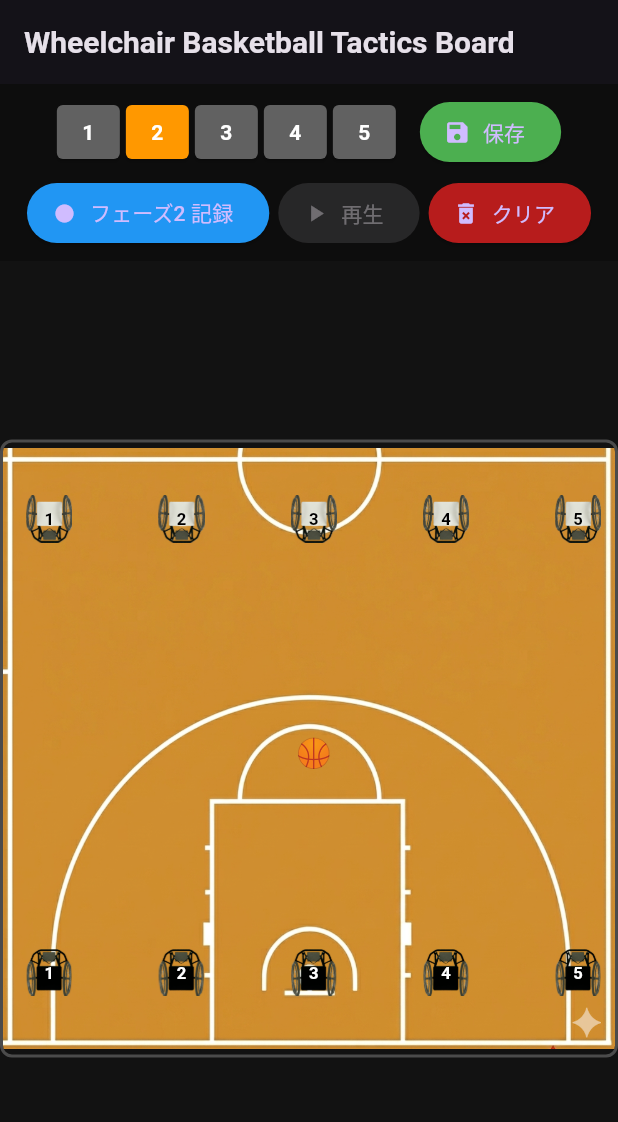
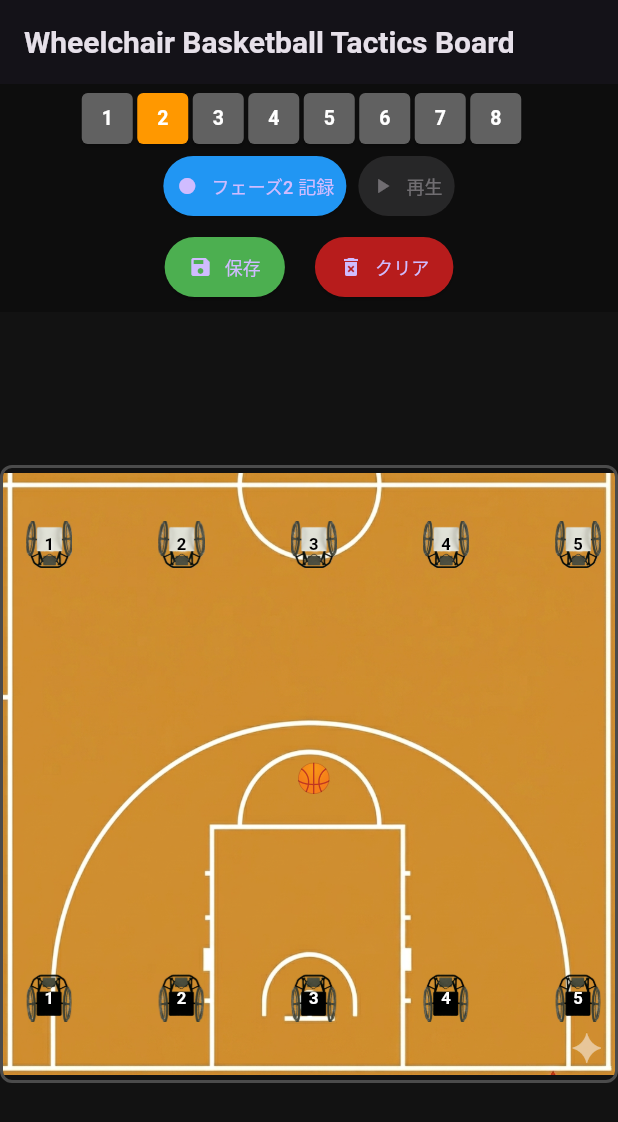
Before and after one commit to a-onodera-maker/coaching-board, a Flutter app: the screen it shows after launch, after a tap on an icon or button, on a phone screen of 412 x 824 dp. Shown: the top 1122 px of the screen. Run offline on Flutter 3.47's test engine with Material 3 defaults, Android fonts, the phone set to English and light mode, and no system bars.

Commit message:
update:クネクネ

```diff
--- a/lib/main.dart
+++ b/lib/main.dart
@@ -21,6 +21,12 @@ class WheelchairTacticsApp extends StatelessWidget {
   }
 }
 
+class PositionFrame {
+  final Offset position;
+  final double angle;
+  PositionFrame({required this.position, required this.angle});
+}
+
 class BoardPiece {
   final String id;
   final String label;
@@ -30,17 +36,31 @@ class BoardPiece {
   Offset position;
   double angle;
 
+  // 各フェーズごとの軌跡データを保持するマップ (キー: phaseId)
+  Map<int, List<PositionFrame>> phaseTrails = {};
+  // そのフェーズで過去に動かしたことがあるか
+  Map<int, bool> isRecordedInPhase = {};
+
   BoardPiece({
     required this.id,
-    required this.label, // 💡 タイプエラーの原因だった箇所を修正しました
+    required this.label,
     required this.color,
     this.isBall = false,
     required this.imagePath,
     required this.position,
     this.angle = 0.0,
-  });
+    Map<int, List<PositionFrame>>? phaseTrails,
+    Map<int, bool>? isRecordedInPhase,
+  }) {
+    this.phaseTrails = phaseTrails ?? {};
+    this.isRecordedInPhase = isRecordedInPhase ?? {};
+  }
 
   BoardPiece clone() {
+    final Map<int, List<PositionFrame>> clonedTrails = {};
+    phaseTrails.forEach((key, value) {
+      clonedTrails[key] = List<PositionFrame>.from(value);
+    });
     return BoardPiece(
       id: id,
       label: label,
@@ -49,6 +69,8 @@ class BoardPiece {
       imagePath: imagePath,
       position: Offset(position.dx, position.dy),
       angle: angle,
+      phaseTrails: clonedTrails,
+      isRecordedInPhase: Map<int, bool>.from(isRecordedInPhase),
     );
   }
 }
@@ -69,10 +91,11 @@ class _TacticsBoardScreenState extends State<TacticsBoardScreen> {
   bool isPlaying = false;
   bool isInitialPositionSaved = false;
 
-  int animationSpeedMs = 1500;
-  double _baseAngle = 0.0;
+  int playbackSpeedMs = 20;
+  bool _isLayoutCalculated = false;
+  bool _isDragging = false;
 
-  bool _isLayoutCalculated = false;
+  String? _currentlyActivePieceId;
 
   @override
   void initState() {
@@ -82,32 +105,15 @@ class _TacticsBoardScreenState extends State<TacticsBoardScreen> {
 
   void _setupDummyPositions() {
     pieces.clear();
-    // 共通の白い車椅子画像に、ループで1〜5の文字を自動で割り振ります
     for (int i = 0; i < 5; i++) {
-      pieces.add(BoardPiece(
-        id: 'white_$i',
-        label: '${i + 1}',
-        color: Colors.white,
-        imagePath: 'assets/wheelchair_white.png',
-        position: Offset.zero
-      ));
+      pieces.add(BoardPiece(id: 'white_$i', label: '${i + 1}', color: Colors.white, imagePath: 'assets/wheelchair_white.png', position: Offset.zero));
     }
-    // ボール
     pieces.add(BoardPiece(id: 'ball', label: '', color: Colors.orange, isBall: true, imagePath: '', position: Offset.zero));
-
-    // 共通の黒い車椅子画像に、ループで1〜5の文字を自動で割り振ります
     for (int i = 0; i < 5; i++) {
-      pieces.add(BoardPiece(
-        id: 'black_$i',
-        label: '${i + 1}',
-        color: Colors.black,
-        imagePath: 'assets/wheelchair_black.png',
-        position: Offset.zero
-      ));
+      pieces.add(BoardPiece(id: 'black_$i', label: '${i + 1}', color: Colors.black, imagePath: 'assets/wheelchair_black.png', position: Offset.zero));
     }
   }
 
-  // 白線に合わせて左右対称に5等分する関数
   void _arrangePiecesToFitScreen(double courtWidth, double courtHeight) {
     final pieceSize = courtWidth / 14;
     final leftStartX = 15.0;
@@ -116,23 +122,26 @@ class _TacticsBoardScreenState extends State<TacticsBoardScreen> {
 
     for (int i = 0; i < 5; i++) {
       final xPosition = leftStartX + (i * spacing);
-
-      // 味方5台（白）：上側（コート奥）
+      // 白チーム（元々上向き）
       pieces[i].position = Offset(xPosition, 35.0);
       pieces[i].angle = 0.0;
+      pieces[i].phaseTrails.clear();
+      pieces[i].isRecordedInPhase.clear();
 
-      // 敵5台（黒）：下側（コート手前）
+      // 黒チーム（💡 画像自体が最初から下向きなので、角度は0.0のまま配置します）
       pieces[6 + i].position = Offset(xPosition, courtHeight - pieceSize - 45.0);
       pieces[6 + i].angle = 0.0;
+      pieces[6 + i].phaseTrails.clear();
+      pieces[6 + i].isRecordedInPhase.clear();
     }
 
-    // ボールの配置
     final ballSize = pieceSize;
     final ballX = (courtWidth / 2) - (ballSize / 2);
     final ballY = (courtHeight / 2) - (ballSize / 2);
-
     pieces[5].position = Offset(ballX, ballY);
     pieces[5].angle = 0.0;
+    pieces[5].phaseTrails.clear();
+    pieces[5].isRecordedInPhase.clear();
   }
 
   void _resetToDefaultPositions(double courtWidth, double courtHeight) {
@@ -158,18 +167,39 @@ class _TacticsBoardScreenState extends State<TacticsBoardScreen> {
   void _toggleRecording() {
     setState(() {
       if (isRecording) {
+        isRecording = false;
+        _currentlyActivePieceId = null;
+
+        int maxLen = 0;
+        for (var p in pieces) {
+          final trail = p.phaseTrails[currentPhase];
+          if (trail != null && trail.length > maxLen) {
+            maxLen = trail.length;
+          }
+        }
+        if (maxLen == 0) maxLen = 1;
+
+        for (var p in pieces) {
+          if (!p.phaseTrails.containsKey(currentPhase) || p.phaseTrails[currentPhase]!.isEmpty) {
+            p.phaseTrails[currentPhase] = List.generate(maxLen, (_) => PositionFrame(position: p.position, angle: p.angle));
+          } else {
+            final trail = p.phaseTrails[currentPhase]!;
+            final lastFrame = trail.last;
+            while (trail.length < maxLen) {
+              trail.add(PositionFrame(position: lastFrame.position, angle: lastFrame.angle));
+            }
+          }
+        }
+
         history[currentPhase] = pieces.map((p) => p.clone()).toList();
+
         ScaffoldMessenger.of(context).showSnackBar(
-          SnackBar(content: Text('フェーズ $currentPhase の動きを記憶しました')),
+          SnackBar(content: Text('フェーズ $currentPhase に動きを上乗せ記録しました')),
         );
-        isRecording = false;
       } else {
         if (currentPhase == 1 && !isInitialPositionSaved) {
           history[0] = pieces.map((p) => p.clone()).toList();
           isInitialPositionSaved = true;
-          ScaffoldMessenger.of(context).showSnackBar(
-            const SnackBar(content: Text('⚽️ 最初のスタート配置（初期位置）を固定しました')),
-          );
         }
         isRecording = true;
       }
@@ -178,24 +208,38 @@ class _TacticsBoardScreenState extends State<TacticsBoardScreen> {
 
   void _playSimulation() async {
     if (!isInitialPositionSaved || history.isEmpty) return;
-
     setState(() => isPlaying = true);
 
     if (history.containsKey(0)) {
       setState(() {
         pieces = history[0]!.map((p) => p.clone()).toList();
       });
-      await Future.delayed(Duration(milliseconds: animationSpeedMs + 200));
+      await Future.delayed(const Duration(milliseconds: 300));
     }
 
-    for (int phase = 1; phase <= 5; phase++) {
+    for (int phase = 1; phase <= 8; phase++) {
       if (history.containsKey(phase)) {
         if (!mounted) return;
+        setState(() => currentPhase = phase);
+
+        final phasePieces = history[phase]!;
+        int maxSteps = phasePieces.first.phaseTrails[phase]?.length ?? 0;
+
+        for (int step = 0; step < maxSteps; step++) {
+          if (!mounted) return;
           setState(() {
-          currentPhase = phase;
-          pieces = history[phase]!.map((p) => p.clone()).toList();
+            for (int i = 0; i < pieces.length; i++) {
+              final targetPiece = phasePieces[i];
+              final trail = targetPiece.phaseTrails[phase];
+              if (trail != null && step < trail.length) {
+                pieces[i].position = trail[step].position;
+                pieces[i].angle = trail[step].angle;
+              }
+            }
           });
-        await Future.delayed(Duration(milliseconds: animationSpeedMs + 500));
+          await Future.delayed(Duration(milliseconds: playbackSpeedMs));
+        }
+        await Future.delayed(const Duration(milliseconds: 200));
       }
     }
 
@@ -207,23 +251,21 @@ class _TacticsBoardScreenState extends State<TacticsBoardScreen> {
   Widget build(BuildContext context) {
     return Scaffold(
       appBar: AppBar(
-        title: const Text('Wheelchair Basketball Tactics Board',
-        style: TextStyle(fontSize: 20,
-        fontWeight: FontWeight.bold,
-          ),
+        title: const Text(
+          'Wheelchair Basketball Tactics Board',
+          style: TextStyle(fontSize: 20, fontWeight: FontWeight.bold),
         ),
       ),
       body: SafeArea(
         child: LayoutBuilder(
           builder: (context, mainConstraints) {
-            final availableHeight = mainConstraints.maxHeight - 60;
-
+            final availableHeight = mainConstraints.maxHeight - 110;
             double courtWidth = mainConstraints.maxWidth;
             double courtHeight = courtWidth;
 
             if (courtHeight > availableHeight) {
               courtHeight = availableHeight;
-              courtWidth = courtHeight ;
+              courtWidth = courtHeight;
             }
 
             if (!_isLayoutCalculated) {
@@ -235,82 +277,90 @@ class _TacticsBoardScreenState extends State<TacticsBoardScreen> {
 
             return Column(
               children: [
-                // 1. 上部コントローラー
                 Container(
-                  padding: const EdgeInsets.all(8.0),
+                  padding: const EdgeInsets.symmetric(vertical: 6.0, horizontal: 8.0),
                   color: Colors.black26,
                   width: double.infinity,
-                  child: Wrap(
+                  child: Column(
+                    children: [
+                      Wrap(
                         alignment: WrapAlignment.center,
                         crossAxisAlignment: WrapCrossAlignment.center,
-                    spacing: 6.0,
-                    runSpacing: 6.0,
+                        spacing: 8.0,
+                        runSpacing: 4.0,
                         children: [
                           Wrap(
-                        spacing: 4.0,
+                            spacing: 3.0,
                             children: [
-                          for (int i = 1; i <= 5; i++)
+                              for (int i = 1; i <= 8; i++)
                                 SizedBox(
-                              width: 42,
-                              height: 36,
+                                  width: 34,
+                                  height: 34,
                                   child: ElevatedButton(
                                     style: ElevatedButton.styleFrom(
                                       padding: EdgeInsets.zero,
                                       backgroundColor: currentPhase == i ? Colors.orange : Colors.grey[700],
                                       foregroundColor: Colors.white,
-                                  shape: RoundedRectangleBorder(
-                                    borderRadius: BorderRadius.circular(4),
-                                  ),
+                                      shape: RoundedRectangleBorder(borderRadius: BorderRadius.circular(4)),
                                     ),
                                     onPressed: isPlaying ? null : () {
                                       setState(() {
                                         currentPhase = i;
                                         if (history.containsKey(i)) {
                                           pieces = history[i]!.map((p) => p.clone()).toList();
+                                        } else {
+                                          for (var p in pieces) {
+                                            p.phaseTrails.remove(i);
+                                            p.isRecordedInPhase.remove(i);
+                                          }
                                         }
                                       });
                                     },
-                                child: Text('$i', style: const TextStyle(fontWeight: FontWeight.bold)),
+                                    child: Text('$i', style: const TextStyle(fontSize: 13, fontWeight: FontWeight.bold)),
                                   ),
                                 ),
                             ],
                           ),
-                      const SizedBox(width: 4),
-                      ElevatedButton.icon(
-                        style: ElevatedButton.styleFrom(backgroundColor: Colors.green),
-                        onPressed: () {
-                          ScaffoldMessenger.of(context).showSnackBar(
-                            const SnackBar(content: Text('作戦を保存しました')),
-                          );
-                        },
-                        icon: const Icon(Icons.save, size: 18),
-                        label: const Text('保存'),
-                      ),
+                          const SizedBox(width: 2),
                           ElevatedButton.icon(
                             onPressed: isPlaying ? null : _toggleRecording,
-                        icon: Icon(isRecording ? Icons.stop : Icons.fiber_manual_record, size: 18),
-                        label: Text(isRecording ? 'ストップ' : 'フェーズ$currentPhase 記録'),
-                        style: ElevatedButton.styleFrom(
-                          backgroundColor: isRecording ? Colors.red : Colors.blue,
-                        ),
+                            icon: Icon(isRecording ? Icons.stop : Icons.fiber_manual_record, size: 16),
+                            label: Text(isRecording ? 'ストップ' : 'フェーズ$currentPhase 記録', style: const TextStyle(fontSize: 12)),
+                            style: ElevatedButton.styleFrom(backgroundColor: isRecording ? Colors.red : Colors.blue, padding: const EdgeInsets.symmetric(horizontal: 8)),
                           ),
                           ElevatedButton.icon(
                             onPressed: isRecording || !isInitialPositionSaved ? null : _playSimulation,
-                        icon: const Icon(Icons.play_arrow, size: 18),
-                        label: const Text('再生'),
-                        style: ElevatedButton.styleFrom(backgroundColor: Colors.yellowAccent),
+                            icon: const Icon(Icons.play_arrow, size: 16),
+                            label: const Text('再生', style: TextStyle(fontSize: 12)),
+                            style: ElevatedButton.styleFrom(backgroundColor: Colors.yellowAccent, foregroundColor: Colors.black, padding: const EdgeInsets.symmetric(horizontal: 8)),
+                          ),
+                        ],
+                      ),
+                      const SizedBox(height: 6),
+                      Wrap(
+                        alignment: WrapAlignment.center,
+                        spacing: 20.0,
+                        children: [
+                          ElevatedButton.icon(
+                            style: ElevatedButton.styleFrom(backgroundColor: Colors.green, padding: const EdgeInsets.symmetric(horizontal: 16)),
+                            onPressed: () {
+                              ScaffoldMessenger.of(context).showSnackBar(const SnackBar(content: Text('作戦を保存しました')));
+                            },
+                            icon: const Icon(Icons.save, size: 16),
+                            label: const Text('保存', style: TextStyle(fontSize: 12)),
                           ),
                           ElevatedButton.icon(
-                        style: ElevatedButton.styleFrom(backgroundColor: Colors.red[900]),
+                            style: ElevatedButton.styleFrom(backgroundColor: Colors.red[900], padding: const EdgeInsets.symmetric(horizontal: 16)),
                             onPressed: isPlaying ? null : () => _clearAllDataAndReset(courtWidth, courtHeight),
-                        icon: const Icon(Icons.delete_forever, size: 18),
-                        label: const Text('クリア'),
+                            icon: const Icon(Icons.delete_forever, size: 16),
+                            label: const Text('クリア', style: TextStyle(fontSize: 12)),
+                          ),
+                        ],
                       ),
                     ],
                   ),
                 ),
 
-                // 2. メインエリア：ハーフコートと駒
                 Expanded(
                   child: Center(
                     child: Container(
@@ -332,9 +382,7 @@ class _TacticsBoardScreenState extends State<TacticsBoardScreen> {
                                 errorBuilder: (context, error, stackTrace) {
                                   return Container(
                                     color: const Color(0xFF1E3A1E),
-                                    child: const Center(
-                                      child: Text('ハーフコート画像が見つかりません', style: TextStyle(color: Colors.grey)),
-                                    ),
+                                    child: const Center(child: Text('ハーフコート画像が見つかりません', style: TextStyle(color: Colors.grey))),
                                   );
                                 },
                               ),
@@ -342,49 +390,75 @@ class _TacticsBoardScreenState extends State<TacticsBoardScreen> {
                           ),
 
                           ...pieces.map((piece) {
-                            final currentDuration = isPlaying
-                                ? Duration(milliseconds: animationSpeedMs)
-                                : Duration.zero;
+                            final currentDuration = (_isDragging || isPlaying || isRecording)
+                                ? Duration.zero
+                                : const Duration(milliseconds: 200);
 
                             return AnimatedPositioned(
                               key: ValueKey(piece.id),
                               duration: currentDuration,
-                              curve: Curves.easeInOut,
+                              curve: Curves.linear,
                               left: piece.position.dx,
                               top: piece.position.dy,
                               child: GestureDetector(
-                                onScaleStart: (details) {
-                                  _baseAngle = piece.angle;
-                                },
-                                onScaleUpdate: (details) {
-                                  if (isPlaying) return;
+                                onPanStart: isPlaying ? null : (details) {
                                   setState(() {
-                                    if (details.pointerCount > 1) {
-                                      piece.angle = _baseAngle + details.rotation;
-                                    } else {
-                                      double nextX = piece.position.dx + details.focalPointDelta.dx;
-                                      double nextY = piece.position.dy + details.focalPointDelta.dy;
-
-                                      nextX = nextX.clamp(0.0, courtWidth - pieceSize);
-                                      nextY = nextY.clamp(0.0, courtHeight - pieceSize);
-
-                                      piece.position = Offset(nextX, nextY);
+                                    _isDragging = true;
+                                    if (isRecording) {
+                                      _currentlyActivePieceId = piece.id;
+                                      piece.isRecordedInPhase[currentPhase] = true;
+                                      piece.phaseTrails[currentPhase] = [];
                                     }
                                   });
                                 },
-                                onScaleEnd: (details) {
+                                // （前後の共通部分はそのまま、 GestureDetector 内の onPanUpdate のみ修正しています）
+
+                                onPanUpdate: isPlaying ? null : (details) {
+                                  setState(() {
+                                    final deltaX = details.delta.dx;
+                                    final deltaY = details.delta.dy;
+
+                                    if (piece.isBall) {
+                                      double nextX = piece.position.dx + deltaX;
+                                      double nextY = piece.position.dy + deltaY;
+                                      nextX = nextX.clamp(0.0, courtWidth - pieceSize);
+                                      nextY = nextY.clamp(0.0, courtHeight - pieceSize);
+                                      piece.position = Offset(nextX, nextY);
+                                    }
+                                    else {
+                                      // 💡 ドラッグで動かした「進行方向」の角度を計算
+                                      if (deltaX.abs() > 0.5 || deltaY.abs() > 0.5) {
+                                        double baseAngle = math.atan2(deltaY, deltaX) - (math.pi / 2);
+
+                                        // 💡 【ここが超重要修正】
+                                        // 黒チームは「最初から下向きの画像」なので、
+                                        // そのまま進めるとバックしてしまうため、角度を180度（math.pi）ひっくり返して前を向かせます。
+                                        if (piece.color == Colors.black) {
+                                          piece.angle = baseAngle + math.pi;
+                                        } else {
+                                          piece.angle = baseAngle;
+                                        }
+                                      }
+
+                                      double nextX = piece.position.dx + deltaX;
+                                      double nextY = piece.position.dy + deltaY;
+                                      nextX = nextX.clamp(0.0, courtWidth - pieceSize);
+                                      nextY = nextY.clamp(0.0, courtHeight - pieceSize);
+                                      piece.position = Offset(nextX, nextY);
+                                    }
+
+                                    if (isRecording && _currentlyActivePieceId == piece.id) {
+                                      piece.phaseTrails[currentPhase]!.add(
+                                        PositionFrame(position: piece.position, angle: piece.angle)
+                                      );
+                                    }
+                                  });
+                                },
+                                onPanEnd: isPlaying ? null : (details) {
+                                  setState(() { _isDragging = false; });
                                   if (!isRecording && currentPhase == 1 && !isInitialPositionSaved) {
                                     history[0] = pieces.map((p) => p.clone()).toList();
                                   }
-                                },
-                                onDoubleTap: () {
-                                  if (isPlaying) return;
-                                  setState(() {
-                                    piece.angle += (math.pi / 4);
-                                    if (!isRecording && currentPhase == 1 && !isInitialPositionSaved) {
-                                      history[0] = pieces.map((p) => p.clone()).toList();
-                                    }
-                                  });
                                 },
                                 child: _buildPieceWidget(piece, pieceSize),
                               ),
@@ -408,15 +482,9 @@ class _TacticsBoardScreenState extends State<TacticsBoardScreen> {
       return SizedBox(
         width: size,
         height: size,
-        child: Center(
-          child: Text(
-            '🏀',
-            style: TextStyle(fontSize: size * 0.6),
-          ),
-        ),
+        child: Center(child: Text('🏀', style: TextStyle(fontSize: size * 0.6))),
       );
     }
-
     final isWhiteTeam = piece.color == Colors.white;
     final numberTextColor = isWhiteTeam ? Colors.black : Colors.white;
 
@@ -444,11 +512,7 @@ class _TacticsBoardScreenState extends State<TacticsBoardScreen> {
                 fontWeight: FontWeight.bold,
                 fontSize: size * 0.35,
                 shadows: [
-                  Shadow(
-                    offset: const Offset(1, 1),
-                    blurRadius: 1.5,
-                    color: isWhiteTeam ? Colors.white54 : Colors.black87,
-                  ),
+                  Shadow(offset: const Offset(1, 1), blurRadius: 1.5, color: isWhiteTeam ? Colors.white54 : Colors.black87),
                 ],
               ),
             ),
```
Also changed, not shown: 2 other files. Lines whose indentation alone changed are shown as unchanged.
